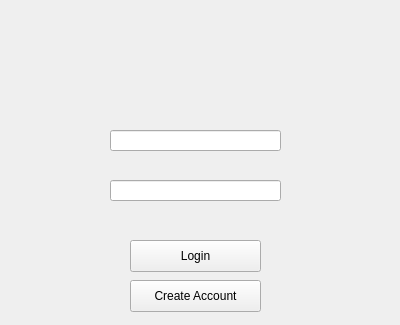
Before: the Qt Designer form StudyGroupFormer/LoginWindow.ui in vu035/StudyGroupApp, drawn with Qt 5; both pictures show x 0 to 400 and y 0 to 325 of the 400 by 600 pixel window.
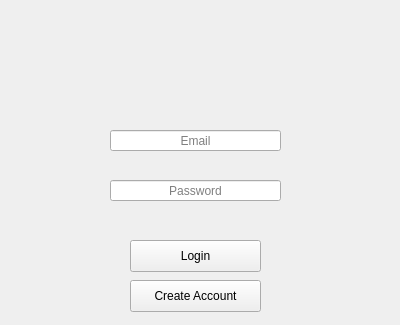
After: the same form once the commit is applied.

The edit to the form file:
```diff
--- a/StudyGroupFormer/LoginWindow.ui
+++ b/StudyGroupFormer/LoginWindow.ui
@@ -32,6 +32,12 @@
     <property name="echoMode">
      <enum>QLineEdit::Normal</enum>
     </property>
+    <property name="alignment">
+     <set>Qt::AlignCenter</set>
+    </property>
+    <property name="placeholderText">
+     <string>Email</string>
+    </property>
    </widget>
    <widget class="QLineEdit" name="password">
     <property name="geometry">
@@ -45,6 +51,12 @@
     <property name="echoMode">
      <enum>QLineEdit::Password</enum>
     </property>
+    <property name="alignment">
+     <set>Qt::AlignCenter</set>
+    </property>
+    <property name="placeholderText">
+     <string>Password</string>
+    </property>
    </widget>
    <widget class="QPushButton" name="loginButton">
     <property name="geometry">
```
